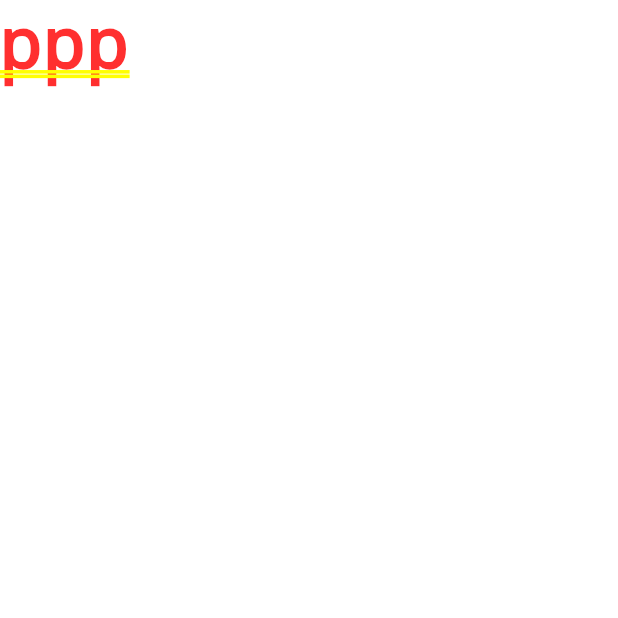
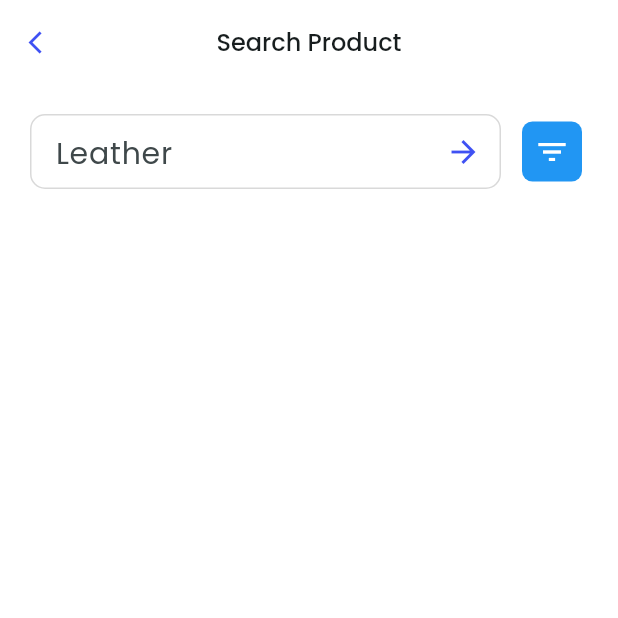
Before and after one commit to maajidAwol/2024-internship-mobile-tasks, a Flutter app: the screen it shows after launch, after a tap on the "search" icon, on a phone screen of 412 x 824 dp, the top half of it. Run offline on Flutter 3.47's test engine with Material 3 defaults, Android fonts, the phone set to English and light mode, and no system bars; our stand-ins replace bloc, dartz, equatable, flutter_bloc, get_it, google_fonts and 3 more; network calls fail.

Commit message:
done with the task left with cleaning up

```diff
--- a/e_commerce_app/lib/features/product/data/models/product_model.dart
+++ b/e_commerce_app/lib/features/product/data/models/product_model.dart
@@ -28,8 +28,8 @@ class ProductModel extends ProductEntity {
   Map<String, dynamic> toJson() => {
         "name": name,
         "description": description,
-        "price": price.toString(),
-        "imageUrl": imageUrl,
+        "price": price,
+
       };
 
    ProductEntity toEntity() => ProductEntity(
--- a/e_commerce_app/lib/features/product/data/repositories/product_repository_implimentation.dart
+++ b/e_commerce_app/lib/features/product/data/repositories/product_repository_implimentation.dart
@@ -22,6 +22,7 @@ class ProductRepositoryImplimentation extends ProductRepository {
           result.map((prod) => prod.toEntity()).toList();
       return Right(resultList);
     } on ServerException {
+      print("failing");
       return Left(ServerFailure("message"));
     } on SocketException {
       return Left(ConnectionFailure("Failed to connect to internet"));
@@ -51,8 +52,7 @@ class ProductRepositoryImplimentation extends ProductRepository {
 
     try {
       var newm = newProduct.toModel();
-      final result =
-          await productRemoteDataSource.insertProduct(newm);
+      final result = await productRemoteDataSource.insertProduct(newm);
       return Right(result);
     } on ServerFailure {
       return Left(ServerFailure("Error while getting all produt"));
--- a/e_commerce_app/lib/features/product/domain/usecase/delete_product_usecase.dart
+++ b/e_commerce_app/lib/features/product/domain/usecase/delete_product_usecase.dart
@@ -1,14 +1,15 @@
 import 'package:dartz/dartz.dart';
 import 'package:e_commerce_app/core/failure/failure.dart';
+import 'package:e_commerce_app/features/product/domain/enteties/product.dart';
 import 'package:e_commerce_app/features/product/domain/repositories/product_repository.dart';
 
 class DeleteProduct {
   ProductRepository productRepository;
-  String id;
-  DeleteProduct(this.productRepository, this.id);
 
-  Future<Either<Failure, void>> execute() {
+  DeleteProduct(this.productRepository);
 
-    return productRepository.deleteProduct(id);
+  Future<Either<Failure, void>> execute(ProductEntity product) {
+
+    return productRepository.deleteProduct(product.id);
   }
 }
--- /dev/null
+++ b/e_commerce_app/lib/features/product/presentation/bloc/search/search_product_bloc.dart
@@ -0,0 +1,28 @@
+import 'dart:async';
+
+import 'package:flutter_bloc/flutter_bloc.dart';
+
+import '../../../domain/enteties/product.dart';
+
+part 'search_product_event.dart';
+part 'search_product_state.dart';
+
+class SearchBloc extends Bloc<SearchEvent, SearchState> {
+  SearchBloc() : super(SearchState()) {
+    on<SearOpened>(_onOpened);
+    on<ProductSearched>(_onSearched);
+  }
+
+  FutureOr<void> _onOpened(SearOpened event, Emitter<SearchState> emit) {
+    final List<ProductEntity> allProducts = event.allProducts;
+    emit(SearchInitial(allProducts: allProducts));
+  }
+
+  FutureOr<void> _onSearched(ProductSearched event, Emitter<SearchState> emit) {
+    final List<ProductEntity> allProducts = event.allProducts;
+    final name = event.name;
+    final List<ProductEntity> filteredProducts =
+        allProducts.where((product) => product.name.contains(name)).toList();
+    emit(SearchSuccess(filtered: filteredProducts));
+  }
+}
--- /dev/null
+++ b/e_commerce_app/lib/features/product/presentation/bloc/search/search_product_event.dart
@@ -0,0 +1,16 @@
+part of 'search_product_bloc.dart';
+
+class SearchEvent {
+  SearchEvent();
+}
+
+class SearOpened extends SearchEvent {
+  final List<ProductEntity> allProducts;
+  SearOpened({required this.allProducts});
+}
+
+class ProductSearched extends SearchEvent {
+  String name;
+  final List<ProductEntity> allProducts;
+  ProductSearched({required this.name,required this.allProducts});
+}
--- /dev/null
+++ b/e_commerce_app/lib/features/product/presentation/bloc/search/search_product_state.dart
@@ -0,0 +1,20 @@
+part of 'search_product_bloc.dart';
+
+class SearchState {
+
+}
+
+
+
+class SearchInitial extends SearchState {
+  final List<ProductEntity> allProducts;
+  SearchInitial({required this.allProducts});
+}
+
+
+
+
+class SearchSuccess extends SearchState{
+  final List<ProductEntity> filtered;
+  SearchSuccess({required this.filtered});
+}
--- /dev/null
+++ b/e_commerce_app/lib/features/product/presentation/bloc/update/update_product_bloc.dart
@@ -0,0 +1,41 @@
+import 'dart:async';
+
+import 'package:e_commerce_app/core/failure/failure.dart';
+import 'package:e_commerce_app/features/product/domain/enteties/product.dart';
+import 'package:e_commerce_app/features/product/domain/usecase/delete_product_usecase.dart';
+import 'package:e_commerce_app/features/product/domain/usecase/update_product_usecase.dart';
+import 'package:flutter_bloc/flutter_bloc.dart';
+
+part 'update_product_event.dart';
+part 'update_product_state.dart';
+
+class UpdateProductBloc extends Bloc<ProductUpdatedEvent, UpdateProductState> {
+  UpdateProduct updateProduct;
+  DeleteProduct deleteProduct;
+  UpdateProductBloc({required this.updateProduct,required this.deleteProduct})
+      : super(UpdateProductInitial()) {
+    on<ProductUpdated>(_onUpdated);
+    on<UpdateInitiated>(_onUpdateInitiated);
+    on<ProductDeleted>(_onProductDeleted);
+  }
+
+  FutureOr<void> _onUpdated(
+      ProductUpdated event, Emitter<UpdateProductState> emit) async {
+    emit(UpdateProductLoading());
+    final result = await updateProduct.execute(event.product);
+    result.fold((failure) => emit(UpdateProductFail()),
+        (product) => emit(UpdateProductSuccess()));
+  }
+
+  FutureOr<void> _onUpdateInitiated(
+      UpdateInitiated event, Emitter<UpdateProductState> emit) {
+    emit(Update());
+  }
+
+  FutureOr<void> _onProductDeleted(event, Emitter<UpdateProductState> emit) async {
+    emit(UpdateProductLoading());
+    final result = await deleteProduct.execute(event.product);
+    result.fold((failure) => emit(UpdateProductFail()),
+        (product) => emit(UpdateProductSuccess()));
+  }
+  }
--- /dev/null
+++ b/e_commerce_app/lib/features/product/presentation/bloc/update/update_product_event.dart
@@ -0,0 +1,19 @@
+part of 'update_product_bloc.dart';
+
+class ProductUpdatedEvent {
+  ProductUpdatedEvent();
+}
+
+class ProductUpdated extends ProductUpdatedEvent {
+  ProductEntity product;
+  ProductUpdated({required this.product});
+}
+
+class UpdateInitiated extends ProductUpdatedEvent {
+  UpdateInitiated();
+}
+
+class ProductDeleted extends ProductUpdatedEvent {
+   ProductEntity product;
+  ProductDeleted({required this.product});
+}
--- /dev/null
+++ b/e_commerce_app/lib/features/product/presentation/bloc/update/update_product_state.dart
@@ -0,0 +1,23 @@
+part of 'update_product_bloc.dart';
+
+abstract class UpdateProductState {}
+
+class UpdateProductInitial extends UpdateProductState {
+  UpdateProductInitial();
+}
+
+class Update extends UpdateProductState {
+  Update();
+}
+
+class UpdateProductLoading extends UpdateProductState {
+  UpdateProductLoading();
+}
+
+class UpdateProductFail extends UpdateProductState {
+  UpdateProductFail();
+}
+
+class UpdateProductSuccess extends UpdateProductState {
+  UpdateProductSuccess();
+}
--- a/e_commerce_app/lib/features/product/presentation/view/home.dart
+++ b/e_commerce_app/lib/features/product/presentation/view/home.dart
@@ -1,5 +1,6 @@
 import 'package:e_commerce_app/features/product/domain/enteties/product.dart';
 import 'package:e_commerce_app/features/product/presentation/bloc/home/home_bloc.dart';
+import 'package:e_commerce_app/features/product/presentation/bloc/search/search_product_bloc.dart';
 import 'package:e_commerce_app/features/product/presentation/view/widgets/widgets.dart';
 import 'package:flutter/material.dart';
 import 'package:flutter_bloc/flutter_bloc.dart';
@@ -61,7 +62,10 @@ class Home extends StatelessWidget {
                   Spacer(),
                   OutlinedButton(
                     onPressed: () {},
-                    child: Icon(Icons.notifications_none,color: Colors.black,),
+                    child: Icon(
+                      Icons.notifications_none,
+                      color: Colors.black,
+                    ),
                     style: OutlinedButton.styleFrom(
                         padding: EdgeInsets.all(1),
                         minimumSize: Size(40, 40),
@@ -92,8 +96,17 @@ class Home extends StatelessWidget {
                           ),
                         ),
                         Spacer(),
-                        OutlinedButton(
+                        BlocBuilder<HomeBloc, HomeState>(
+                          builder: (context, state) {
+                            List<ProductEntity> products = [];
+                            if (state is HomeSuccessLoading) {
+                              products = state.allProducts;
+                            }
+                            return OutlinedButton(
                               onPressed: () {
+                                context
+                                    .read<SearchBloc>()
+                                    .add(SearOpened(allProducts: products));
                                 Navigator.pushNamed(context, '/searchpage');
                               },
                               child: Icon(
@@ -106,8 +119,11 @@ class Home extends StatelessWidget {
                                   shape: RoundedRectangleBorder(
                                       borderRadius: BorderRadius.circular(9)),
                                   side: BorderSide(
-                                  color: Color.fromARGB(255, 217, 217, 217)),
+                                      color:
+                                          Color.fromARGB(255, 217, 217, 217)),
                                   backgroundColor: Colors.white),
+                            );
+                          },
                         ),
                       ],
                     ),
--- /dev/null
+++ b/e_commerce_app/lib/features/product/presentation/view/search_product.dart
@@ -0,0 +1,225 @@
+import 'package:e_commerce_app/features/product/domain/enteties/product.dart';
+import 'package:e_commerce_app/features/product/presentation/bloc/search/search_product_bloc.dart';
+import 'package:e_commerce_app/features/product/presentation/bloc/update/update_product_bloc.dart';
+import 'package:flutter/material.dart';
+import 'package:flutter_bloc/flutter_bloc.dart';
+
+import 'widgets/widgets.dart';
+
+class SearchPage extends StatelessWidget {
+  SearchPage({super.key});
+
+  @override
+  Widget build(BuildContext context) {
+    TextEditingController search_controller = TextEditingController();
+    TextEditingController category_controller = TextEditingController();
+    void update({required List<ProductEntity> products}) {
+      context.read<SearchBloc>().add(
+          ProductSearched(allProducts: products, name: search_controller.text));
+    }
+
+    return Scaffold(
+      appBar: AppBar(
+        backgroundColor: Colors.white,
+        centerTitle: true,
+        automaticallyImplyLeading: false,
+        leading: GoBack(),
+        title: Text(
+          "Search Product",
+          style: TextStyle(
+            fontSize: 16,
+            fontWeight: FontWeight.w500,
+          ),
+        ),
+      ),
+      body: BlocBuilder<SearchBloc, SearchState>(
+        builder: (context, searchstate) {
+          List<ProductEntity> products = [];
+          if (searchstate is SearchInitial || searchstate is SearchSuccess) {
+            if (searchstate is SearchInitial) {
+               products = searchstate.allProducts;
+            } else if (searchstate is SearchSuccess) {
+              products = searchstate.filtered;
+            }
+
+            List<Widget> allCards = products.map((Product) {
+              return ItemCard(product: Product);
+            }).toList();
+            return Container(
+              color: Colors.white,
+              padding: EdgeInsets.all(20),
+              child: Column(
+                crossAxisAlignment: CrossAxisAlignment.start,
+                children: [
+                  Row(
+                    children: [
+                      Expanded(
+                        child: Container(
+                          decoration: BoxDecoration(
+                            border: Border.all(
+                              color: Color.fromARGB(255, 217, 217, 217),
+                              width: 1,
+                            ),
+                            borderRadius: BorderRadius.all(
+                              Radius.circular(10),
+                            ),
+                            color: Colors.white,
+                          ),
+                          child: TextField(
+                            maxLines: 1,
+                            controller: search_controller,
+                            decoration: InputDecoration(
+                              border: InputBorder.none,
+                              suffixIcon: IconButton(
+                                icon: Icon(Icons.arrow_forward),
+                                color: Color.fromARGB(255, 63, 81, 243),
+                                onPressed: () {
+                                  update(products: products);
+                                },
+                              ),
+                              hintText: "Leather",
+                              hintStyle: TextStyle(
+                                fontSize: 20,
+                                fontWeight: FontWeight.w400,
+                              ),
+                              contentPadding:
+                                  EdgeInsets.only(left: 16, top: 10),
+                            ),
+                          ),
+                        ),
+                      ),
+                      SizedBox(
+                        width: 10,
+                      ),
+                      ButtonIcon(
+                        buildcontext: context,
+                        callback: () {
+                          showModalBottomSheet(
+                              context: context,
+                              builder: (BuildContext context) {
+                                return Container(
+                                    color: Colors.white,
+                                    padding: EdgeInsets.all(20),
+                                    child: FilterBottom(
+                                        category_controller:
+                                            category_controller));
+                              });
+                        },
+                        icon: Icons.filter_list,
+                      )
+                    ],
+                  ),
+                  SizedBox(
+                    height: 20,
+                  ),
+                  // card
+                  Expanded(
+                    child: SizedBox(
+                      height: 100,
+                      child: ListView(
+                        children: allCards,
+                      ),
+                    ),
+                  ),
+                  SizedBox(
+                    height: 20,
+                  ),
+                ],
+              ),
+            );
+          }
+
+          ///
+          else {
+            return Center(
+              child: Text("NOT found roducts"),
+            );
+          }
+        },
+      ),
+    );
+  }
+
+  static _textField1(String title, [int lines = 1]) {
+    return SizedBox(
+      child: Column(
+        crossAxisAlignment: CrossAxisAlignment.start,
+        children: [
+          Text(
+            title,
+            style: TextStyle(
+              fontSize: 20,
+            ),
+          ),
+          SizedBox(
+            height: 10,
+          ),
+          Container(
+            decoration: BoxDecoration(
+              border: Border.all(color: Colors.grey),
+              borderRadius: BorderRadius.all(
+                Radius.circular(10),
+              ),
+              color: Color.fromARGB(255, 246, 241, 241),
+            ),
+            child: TextField(
+              maxLines: lines,
+              decoration: InputDecoration(
+                border: InputBorder.none,
+                // suffixIcon: Icon(Icons.pedal_bike),
+              ),
+            ),
+          ),
+        ],
+      ),
+    );
+  }
+}
+
+class FilterBottom extends StatelessWidget {
+  const FilterBottom({
+    super.key,
+    required this.category_controller,
+  });
+
+  final TextEditingController category_controller;
+
+  @override
+  Widget build(BuildContext context) {
+    return Column(
+      // height: 200,
+      children: [
+        TextFieldTitle(
+            controller: category_controller,
+            title: "Category",
+            color: Colors.white,
+            border: true,
+            fontsize: 16),
+
+        // ItemCard()
+        SizedBox(height: 15),
+        Text(
+          'Price',
+          style: TextStyle(
+            fontSize: 16,
+            fontWeight: FontWeight.w400,
+          ),
+        ),
+
+        RangeSlider(
+          activeColor: Colors.blue,
+          values: RangeValues(2, 9),
+          max: 10,
+          min: 1,
+          onChanged: (RangeValues newValue) {},
+        ),
+        SizedBox(
+          height: 25,
+        ),
+        BackgroundButton(
+          title: "APPLY",
+        ),
+      ],
+    );
+  }
+}
--- a/e_commerce_app/lib/get_it.dart
+++ b/e_commerce_app/lib/get_it.dart
@@ -3,15 +3,20 @@ import 'package:e_commerce_app/core/network/network_info.dart';
 import 'package:e_commerce_app/features/product/data/data_sources/product_remote_data_source.dart';
 import 'package:e_commerce_app/features/product/data/repositories/product_repository_implimentation.dart';
 import 'package:e_commerce_app/features/product/domain/repositories/product_repository.dart';
+import 'package:e_commerce_app/features/product/domain/usecase/delete_product_usecase.dart';
 import 'package:e_commerce_app/features/product/domain/usecase/get_all_product_usecase.dart';
 import 'package:e_commerce_app/features/product/domain/usecase/get_one_product_usecase..dart';
 import 'package:e_commerce_app/features/product/domain/usecase/insert_product_usecase.dart';
+import 'package:e_commerce_app/features/product/domain/usecase/update_product_usecase.dart';
 import 'package:e_commerce_app/features/product/presentation/bloc/home/home_bloc.dart';
 import 'package:e_commerce_app/features/product/presentation/bloc/insert_product/insert_product_bloc.dart';
+import 'package:e_commerce_app/features/product/presentation/bloc/update/update_product_bloc.dart';
 import 'package:get_it/get_it.dart';
 import 'package:internet_connection_checker_plus/internet_connection_checker_plus.dart';
 import 'package:shared_preferences/shared_preferences.dart';
 import 'package:http/http.dart' as http;
+
+import 'features/product/presentation/bloc/search/search_product_bloc.dart';
 
 GetIt getIt = GetIt.instance;
 
@@ -29,10 +34,16 @@ Future<void> setup() async {
   );
   getIt.registerSingleton<GetAllProductUsecase>(GetAllProductUsecase(getIt()));
   getIt.registerSingleton<InsertProduct>(InsertProduct(getIt()));
+  getIt.registerSingleton<UpdateProduct>(UpdateProduct(getIt()));
+  getIt.registerSingleton<DeleteProduct>(DeleteProduct(getIt()));
 
   getIt.registerSingleton<HomeBloc>(
       HomeBloc(getAllProductUsecase: getIt()));
   getIt.registerSingleton<InsertProductBloc>(
       InsertProductBloc(insertProductUsecase: getIt()));
+  getIt.registerSingleton<SearchBloc>(
+      SearchBloc());
+  getIt.registerSingleton<UpdateProductBloc>(
+      UpdateProductBloc(updateProduct: getIt(), deleteProduct: getIt(),));
 
 }
--- a/e_commerce_app/lib/main.dart
+++ b/e_commerce_app/lib/main.dart
@@ -1,6 +1,8 @@
 import 'package:e_commerce_app/features/product/domain/usecase/insert_product_usecase.dart';
 import 'package:e_commerce_app/features/product/presentation/bloc/home/home_bloc.dart';
 import 'package:e_commerce_app/features/product/presentation/bloc/insert_product/insert_product_bloc.dart';
+import 'package:e_commerce_app/features/product/presentation/bloc/search/search_product_bloc.dart';
+import 'package:e_commerce_app/features/product/presentation/bloc/update/update_product_bloc.dart';
 import 'package:e_commerce_app/features/product/presentation/view/details.dart';
 import 'package:e_commerce_app/features/product/presentation/view/home.dart';
 import 'package:e_commerce_app/features/product/presentation/view/insert_item.dart';
@@ -8,6 +10,8 @@ import 'package:e_commerce_app/get_it.dart';
 import 'package:flutter/material.dart';
 import 'package:flutter_bloc/flutter_bloc.dart';
 import 'package:google_fonts/google_fonts.dart';
+
+import 'features/product/presentation/view/search_product.dart';
 
 void main() async {
   WidgetsFlutterBinding.ensureInitialized();
@@ -27,6 +31,12 @@ class Root extends StatelessWidget {
         ),
         BlocProvider(
           create: (context) => getIt<InsertProductBloc>(),
+        ),
+        BlocProvider(
+          create: (context) => getIt<UpdateProductBloc>(),
+        ),
+        BlocProvider(
+          create: (context) => getIt<SearchBloc>(),
         ),
       ],
       child: MaterialApp(
@@ -48,7 +58,7 @@ class Root extends StatelessWidget {
           '/home': (context) => Home(),
           '/detail': (context) => DetailsPage(),
           '/insertitem': (context) => AddItem(),
-          '/searchpage': (context) => Text("ppp"),
+          '/searchpage': (context) => SearchPage(),
         },
       ),
     );
```
Also changed, not shown: e_commerce_app/lib/features/product/data/data_sources/product_remote_data_source.dart (+19 -11 lines), e_commerce_app/lib/features/product/domain/usecase/update_product_usecase.dart (+4 -5 lines), e_commerce_app/lib/features/product/presentation/view/details.dart (+22 -2 lines), e_commerce_app/lib/features/product/presentation/view/insert_item.dart (+80 -41 lines), e_commerce_app/lib/features/product/presentation/view/widgets/widgets.dart (+4 -3 lines). Lines whose indentation alone changed are shown as unchanged.
